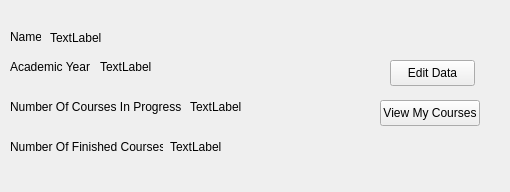
First picture: the form in Home.ui, repository MIDOKIM/CourseManagement, before the edit.
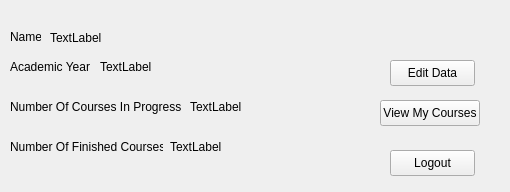
Second picture: the form after the edit.

Diff of the .ui file:
```diff
--- a/Home.ui
+++ b/Home.ui
@@ -143,6 +143,19 @@
     <string>TextLabel</string>
    </property>
   </widget>
+  <widget class="QPushButton" name="logout">
+   <property name="geometry">
+    <rect>
+     <x>390</x>
+     <y>150</y>
+     <width>85</width>
+     <height>26</height>
+    </rect>
+   </property>
+   <property name="text">
+    <string>Logout</string>
+   </property>
+  </widget>
  </widget>
  <layoutdefault spacing="6" margin="11"/>
  <resources/>
```
